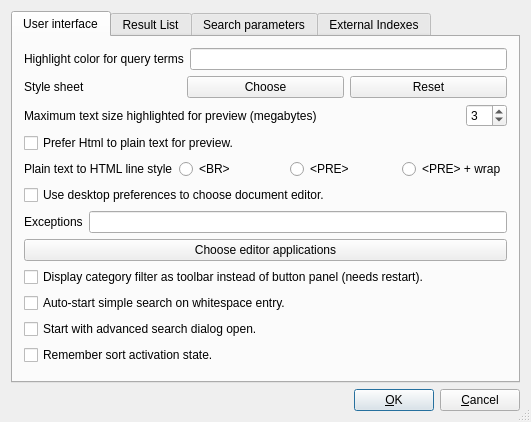
Old version of the form src/qtgui/uiprefs.ui in the repository spanner888/recoll.
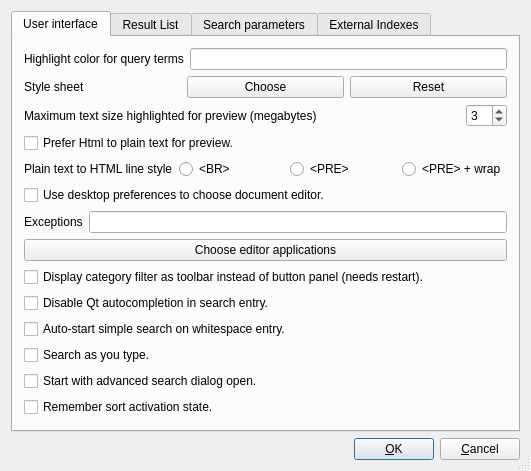
New version of the form.

Commit message: added preferences for search-as-you-type and combobox completion

What changed in the file:
```diff
--- a/src/qtgui/uiprefs.ui
+++ b/src/qtgui/uiprefs.ui
@@ -219,7 +219,17 @@
             </widget>
            </item>
            <item>
-            <widget class="QCheckBox" name="autoSearchCB">
+            <widget class="QCheckBox" name="ssNoCompleteCB">
+             <property name="text">
+              <string>Disable Qt autocompletion in search entry.</string>
+             </property>
+             <property name="checked">
+              <bool>false</bool>
+             </property>
+            </widget>
+           </item>
+           <item>
+            <widget class="QCheckBox" name="ssAutoSpaceCB">
              <property name="text">
               <string>Auto-start simple search on whitespace entry.</string>
              </property>
@@ -228,6 +238,16 @@
              </property>
             </widget>
            </item>
+           <item>
+            <widget class="QCheckBox" name="ssAutoAllCB">
+             <property name="text">
+              <string>Search as you type.</string>
+             </property>
+             <property name="checked">
+              <bool>false</bool>
+             </property>
+            </widget>
+           </item>
            <item>
             <widget class="QCheckBox" name="initStartAdvCB">
              <property name="text">
```
The commit also changes 6 other files.
